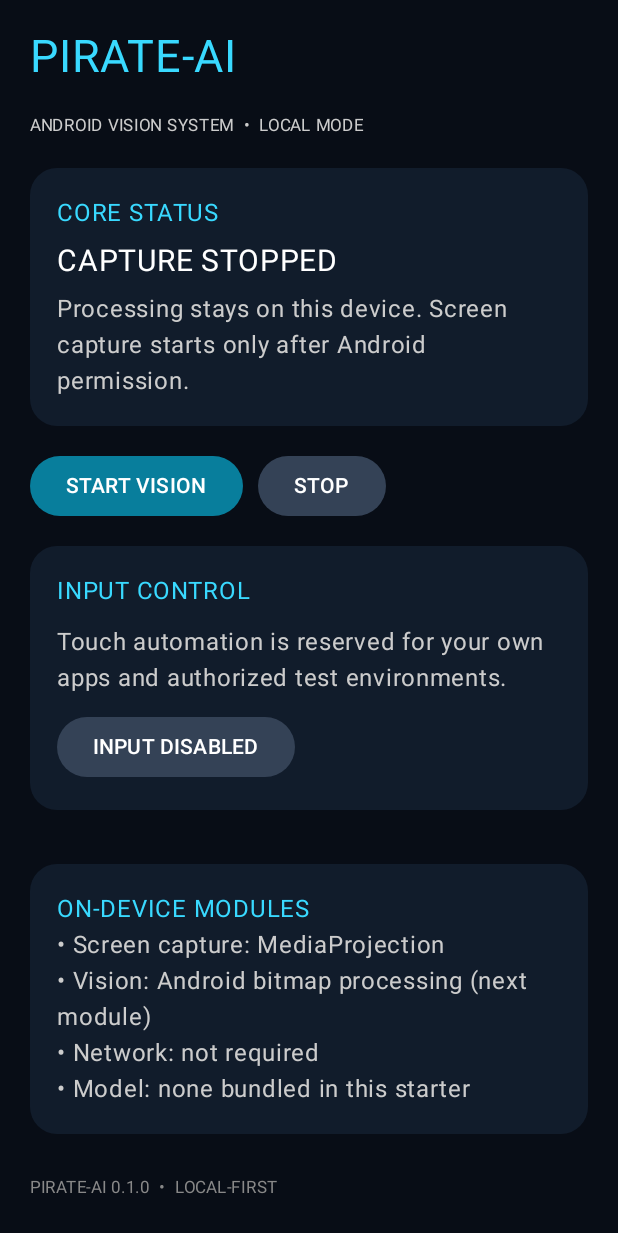
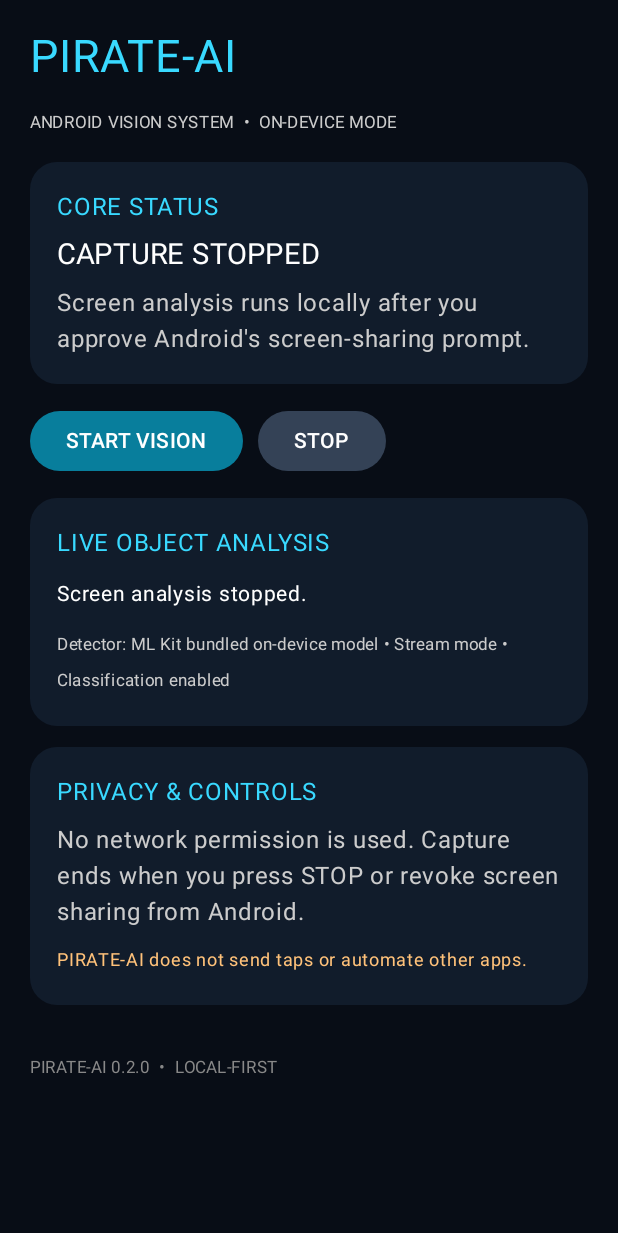
Before and after one commit to achukoluvenkataprasanna-netizen/PIRATE-AI, an Android app built with Jetpack Compose: the screen it shows after launch (MainActivity), after a tap on "STOP", on a phone screen of 412 x 824 dp. Shown: the top 1233 px of the screen. Run offline under Robolectric (Android 15) with nearby library versions, the phone set to English and light mode, and no system bars; 2 statements that could not run were skipped; 1 other tap on this screen came first.

Commit message:
Add live visual analysis panel to Android HUD

```diff
--- a/app/src/main/java/com/pirateai/MainActivity.kt
+++ b/app/src/main/java/com/pirateai/MainActivity.kt
@@ -1,14 +1,15 @@
 package com.pirateai
 
+import android.content.BroadcastReceiver
 import android.content.Context
 import android.content.Intent
+import android.content.IntentFilter
 import android.media.projection.MediaProjectionManager
 import android.os.Build
 import android.os.Bundle
 import androidx.activity.ComponentActivity
 import androidx.activity.compose.setContent
 import androidx.activity.result.contract.ActivityResultContracts
-import androidx.compose.foundation.background
 import androidx.compose.foundation.layout.Arrangement
 import androidx.compose.foundation.layout.Column
 import androidx.compose.foundation.layout.Row
@@ -30,6 +31,19 @@ import androidx.compose.ui.unit.dp
 import androidx.compose.ui.unit.sp
 
 class MainActivity : ComponentActivity() {
+    private var analysisState by mutableStateOf("Waiting for screen capture…")
+    private var coreState by mutableStateOf("SYSTEM READY")
+
+    private val analysisReceiver = object : BroadcastReceiver() {
+        override fun onReceive(context: Context?, intent: Intent?) {
+            if (intent?.action == ScreenCaptureService.ACTION_ANALYSIS) {
+                analysisState = intent.getStringExtra(ScreenCaptureService.EXTRA_ANALYSIS)
+                    ?: "No objects detected."
+                coreState = "LIVE ANALYSIS"
+            }
+        }
+    }
+
     private val captureLauncher = registerForActivityResult(
         ActivityResultContracts.StartActivityForResult()
     ) { result ->
@@ -41,13 +55,34 @@ class MainActivity : ComponentActivity() {
             }
             if (Build.VERSION.SDK_INT >= Build.VERSION_CODES.O) startForegroundService(service)
             else startService(service)
+            coreState = "STARTING SCREEN ANALYSIS"
+        } else {
+            coreState = "SCREEN CAPTURE PERMISSION DENIED"
         }
+    }
+
+    override fun onStart() {
+        super.onStart()
+        val filter = IntentFilter(ScreenCaptureService.ACTION_ANALYSIS)
+        if (Build.VERSION.SDK_INT >= 33) {
+            registerReceiver(analysisReceiver, filter, Context.RECEIVER_NOT_EXPORTED)
+        } else {
+            @Suppress("DEPRECATION")
+            registerReceiver(analysisReceiver, filter)
+        }
+    }
+
+    override fun onStop() {
+        unregisterReceiver(analysisReceiver)
+        super.onStop()
     }
 
     override fun onCreate(savedInstanceState: Bundle?) {
         super.onCreate(savedInstanceState)
         setContent {
             PirateHome(
+                status = coreState,
+                analysis = analysisState,
                 onStartCapture = {
                     val manager = getSystemService(Context.MEDIA_PROJECTION_SERVICE) as MediaProjectionManager
                     captureLauncher.launch(manager.createScreenCaptureIntent())
@@ -56,6 +91,8 @@ class MainActivity : ComponentActivity() {
                     startService(Intent(this, ScreenCaptureService::class.java).apply {
                         action = ScreenCaptureService.ACTION_STOP
                     })
+                    coreState = "CAPTURE STOPPED"
+                    analysisState = "Screen analysis stopped."
                 }
             )
         }
@@ -63,9 +100,12 @@ class MainActivity : ComponentActivity() {
 }
 
 @Composable
-private fun PirateHome(onStartCapture: () -> Unit, onStopCapture: () -> Unit) {
-    var inputEnabled by remember { mutableStateOf(false) }
-    var status by remember { mutableStateOf("SYSTEM READY") }
+private fun PirateHome(
+    status: String,
+    analysis: String,
+    onStartCapture: () -> Unit,
+    onStopCapture: () -> Unit
+) {
     val background = Color(0xFF080D16)
     val panel = Color(0xFF111C2B)
     val cyan = Color(0xFF39D9FF)
@@ -74,58 +114,41 @@ private fun PirateHome(onStartCapture: () -> Unit, onStopCapture: () -> Unit) {
         Surface(modifier = Modifier.fillMaxSize(), color = background) {
             Column(
                 modifier = Modifier.fillMaxSize().padding(20.dp),
-                verticalArrangement = Arrangement.spacedBy(16.dp)
+                verticalArrangement = Arrangement.spacedBy(14.dp)
             ) {
                 Text("PIRATE-AI", color = cyan, fontSize = 30.sp)
-                Text("ANDROID VISION SYSTEM  •  LOCAL MODE", color = Color.LightGray, fontSize = 11.sp)
+                Text("ANDROID VISION SYSTEM  •  ON-DEVICE MODE", color = Color.LightGray, fontSize = 11.sp)
                 Surface(color = panel, shape = RoundedCornerShape(18.dp), modifier = Modifier.fillMaxWidth()) {
                     Column(Modifier.padding(18.dp), verticalArrangement = Arrangement.spacedBy(8.dp)) {
                         Text("CORE STATUS", color = cyan)
-                        Text(status, color = Color.White, fontSize = 20.sp)
-                        Text("Processing stays on this device. Screen capture starts only after Android permission.", color = Color.LightGray)
+                        Text(status, color = Color.White, fontSize = 19.sp)
+                        Text("Screen analysis runs locally after you approve Android's screen-sharing prompt.", color = Color.LightGray)
                     }
                 }
                 Row(horizontalArrangement = Arrangement.spacedBy(10.dp)) {
-                    Button(onClick = {
-                        status = "WAITING FOR ANDROID PERMISSION"
-                        onStartCapture()
-                        status = "CAPTURE REQUEST SENT"
-                    }, colors = ButtonDefaults.buttonColors(containerColor = Color(0xFF087E9C))) {
+                    Button(onClick = onStartCapture, colors = ButtonDefaults.buttonColors(containerColor = Color(0xFF087E9C))) {
                         Text("START VISION")
                     }
-                    Button(onClick = {
-                        onStopCapture()
-                        status = "CAPTURE STOPPED"
-                    }, colors = ButtonDefaults.buttonColors(containerColor = Color(0xFF344256))) {
+                    Button(onClick = onStopCapture, colors = ButtonDefaults.buttonColors(containerColor = Color(0xFF344256))) {
                         Text("STOP")
                     }
                 }
                 Surface(color = panel, shape = RoundedCornerShape(18.dp), modifier = Modifier.fillMaxWidth()) {
                     Column(Modifier.padding(18.dp), verticalArrangement = Arrangement.spacedBy(10.dp)) {
-                        Text("INPUT CONTROL", color = cyan)
-                        Text("Touch automation is reserved for your own apps and authorized test environments.", color = Color.LightGray)
-                        Row(horizontalArrangement = Arrangement.spacedBy(10.dp)) {
-                            Button(
-                                onClick = { inputEnabled = !inputEnabled },
-                                colors = ButtonDefaults.buttonColors(
-                                    containerColor = if (inputEnabled) Color(0xFF9B5B22) else Color(0xFF344256)
-                                )
-                            ) { Text(if (inputEnabled) "INPUT ENABLED" else "INPUT DISABLED") }
-                        }
-                        if (inputEnabled) {
-                            Text("Demo UI toggle only — no automatic taps are implemented in this starter.", color = Color(0xFFFFC27A), fontSize = 12.sp)
-                        }
+                        Text("LIVE OBJECT ANALYSIS", color = cyan)
+                        Text(analysis, color = Color.White, fontSize = 14.sp)
+                        Text("Detector: ML Kit bundled on-device model • Stream mode • Classification enabled", color = Color.LightGray, fontSize = 11.sp)
                     }
                 }
-                Spacer(Modifier.height(4.dp))
                 Surface(color = panel, shape = RoundedCornerShape(18.dp), modifier = Modifier.fillMaxWidth()) {
-                    Column(Modifier.padding(18.dp)) {
-                        Text("ON-DEVICE MODULES", color = cyan)
-                        Text("• Screen capture: MediaProjection\n• Vision: Android bitmap processing (next module)\n• Network: not required\n• Model: none bundled in this starter", color = Color.LightGray)
+                    Column(Modifier.padding(18.dp), verticalArrangement = Arrangement.spacedBy(8.dp)) {
+                        Text("PRIVACY & CONTROLS", color = cyan)
+                        Text("No network permission is used. Capture ends when you press STOP or revoke screen sharing from Android.", color = Color.LightGray)
+                        Text("PIRATE-AI does not send taps or automate other apps.", color = Color(0xFFFFC27A), fontSize = 12.sp)
                     }
                 }
-                Spacer(Modifier.weight(1f))
-                Text("PIRATE-AI 0.1.0  •  LOCAL-FIRST", color = Color.Gray, fontSize = 11.sp)
+                Spacer(Modifier.height(2.dp))
+                Text("PIRATE-AI 0.2.0  •  LOCAL-FIRST", color = Color.Gray, fontSize = 11.sp)
             }
         }
     }
```
